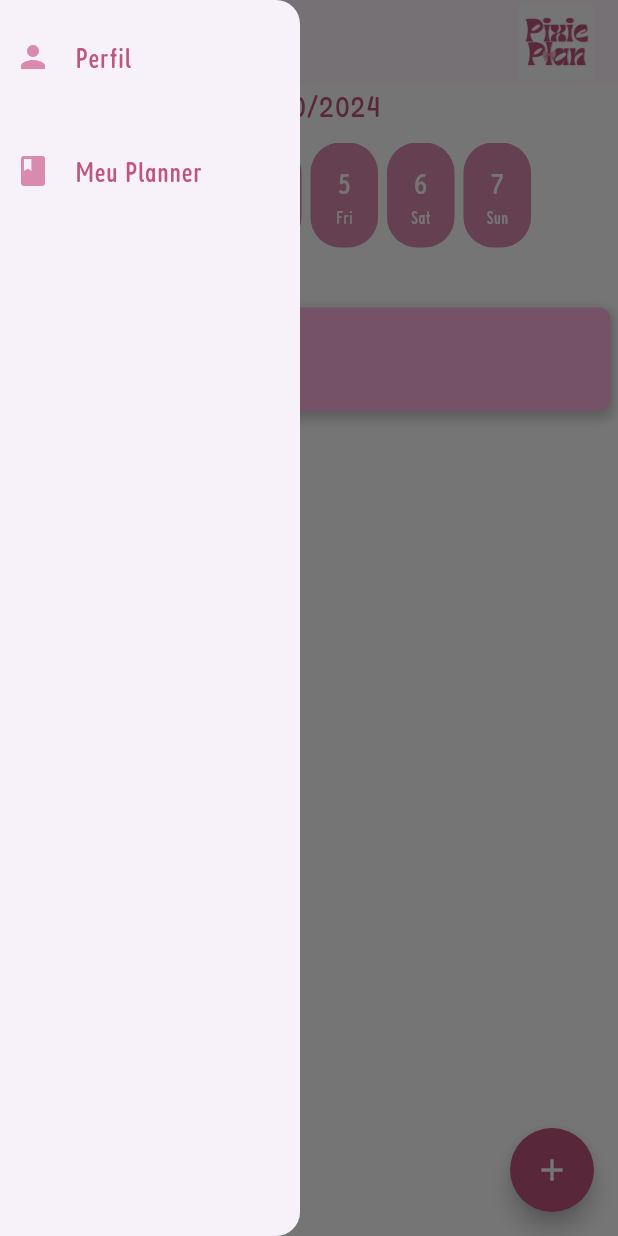
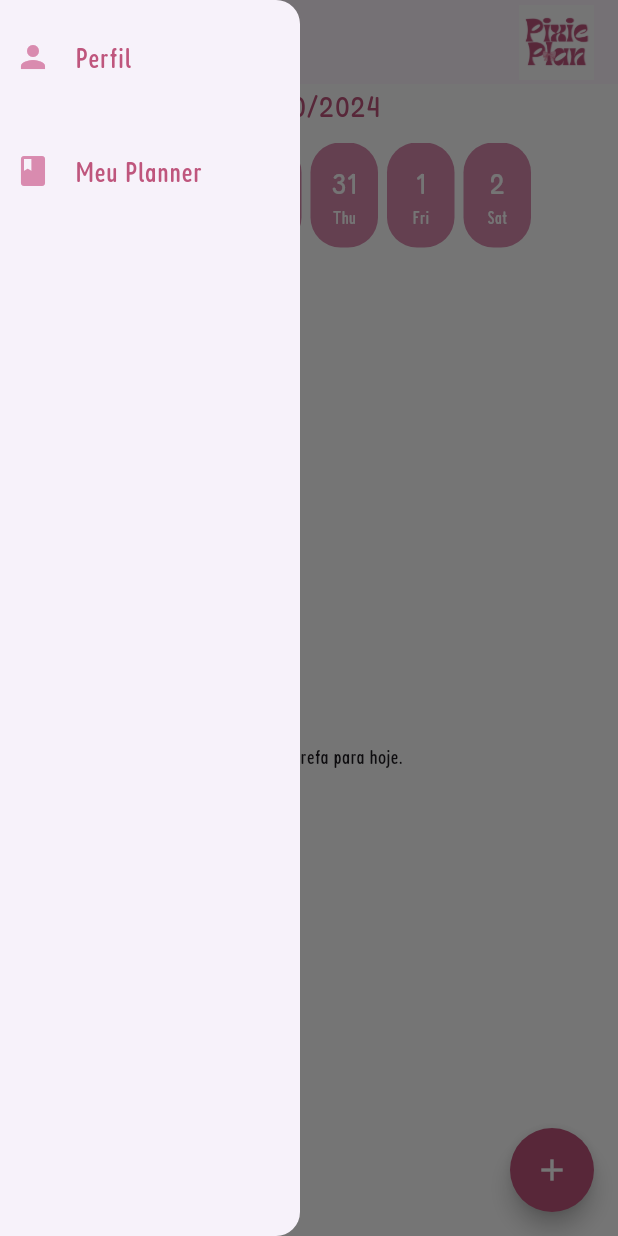
Before and after one commit to Debsmmaia/PixiePlan, a Flutter app: the screen it shows after launch, with the side drawer open, on a phone screen of 412 x 824 dp. Run offline on Flutter 3.47's test engine with Material 3 defaults, Android fonts, the phone set to English and light mode, and no system bars; our stand-ins replace cloud_firestore, firebase_core; accounts and stored records are empty; statements that could not run were skipped.

Commit message:
Conexão com banco e atualização da página de tarefas pelo banco

```diff
--- a/lib/app/presentation/screens/home.dart
+++ b/lib/app/presentation/screens/home.dart
@@ -1,5 +1,4 @@
 import 'package:flutter/material.dart';
-
 import 'login.dart';
 import 'planner.dart';
 import 'new_page.dart';
--- a/lib/app/presentation/screens/planner.dart
+++ b/lib/app/presentation/screens/planner.dart
@@ -1,6 +1,7 @@
 import 'package:flutter/material.dart';
 import 'package:intl/intl.dart';
 import 'package:provider/provider.dart';
+import 'package:cloud_firestore/cloud_firestore.dart';
 import '../state/my_app_state.dart';
 import 'edit_new_page.dart';
 
@@ -12,19 +13,8 @@ class PlannerPage extends StatelessWidget {
     final appState = context.watch<MyAppState>();
     DateTime now = DateTime.now(); // Data atual
 
-    // Lista de dias do ano
-    List<DateTime> days = [];
-    DateTime startDate = DateTime(2024, 1, 1);
-    DateTime endDate = DateTime(2100, 12, 31);
-
-    for (DateTime date = startDate;
-        date.isBefore(endDate.add(const Duration(days: 1)));
-        date = date.add(const Duration(days: 1))) {
-      days.add(date);
-    }
-
-    int itemsPerPage = 7;
-    int totalPages = (days.length / itemsPerPage).ceil();
+    // Calcula o primeiro dia da semana atual (domingo)
+    DateTime firstDayOfCurrentWeek = now.subtract(Duration(days: now.weekday));
 
     return Column(
       children: [
@@ -38,19 +28,18 @@ class PlannerPage extends StatelessWidget {
         Container(
           height: 70,
           child: PageView.builder(
-            itemCount: totalPages,
             itemBuilder: (context, pageIndex) {
+              DateTime firstDayOfWeek =
+                  firstDayOfCurrentWeek.add(Duration(days: pageIndex * 7));
+              List<DateTime> days = List.generate(
+                  7, (index) => firstDayOfWeek.add(Duration(days: index)));
+
               return ListView.builder(
                 scrollDirection: Axis.horizontal,
-                itemCount: itemsPerPage,
+                itemCount: days.length,
                 itemBuilder: (context, index) {
-                  int dayIndex = pageIndex * itemsPerPage + index;
-                  if (dayIndex >= days.length) return const SizedBox.shrink();
-
-                  DateTime day = days[dayIndex];
-                  final plannerState = context.watch<MyAppState>();
-                  bool isSelected =
-                      day.isAtSameMomentAs(plannerState.selectedDay);
+                  DateTime day = days[index];
+                  bool isSelected = day.isAtSameMomentAs(appState.selectedDay);
                   bool isToday = day.isAtSameMomentAs(now);
 
                   Color buttonColor = isSelected
@@ -92,8 +81,52 @@ class PlannerPage extends StatelessWidget {
             },
           ),
         ),
-        Padding(padding: const EdgeInsets.all(20)),
-        GestureDetector(
+        const SizedBox(height: 20), // Espaçamento entre os containers
+        Expanded(
+          child: StreamBuilder<QuerySnapshot>(
+            stream: FirebaseFirestore.instance
+                .collection('Tarefas') // Coleção de tarefas no Firestore
+                .where('data',
+                    isGreaterThanOrEqualTo: Timestamp.fromDate(DateTime(
+                        appState.selectedDay.year,
+                        appState.selectedDay.month,
+                        appState.selectedDay.day,
+                        0,
+                        0)))
+                .where('data',
+                    isLessThan: Timestamp.fromDate(DateTime(
+                        appState.selectedDay.year,
+                        appState.selectedDay.month,
+                        appState.selectedDay.day + 1,
+                        0,
+                        0))) // Aqui
+                .snapshots(),
+            builder: (context, AsyncSnapshot<QuerySnapshot> snapshot) {
+              if (!snapshot.hasData)
+                return const Center(child: CircularProgressIndicator());
+
+              // Verifica se existem tarefas para o dia selecionado
+              if (snapshot.data!.docs.isEmpty) {
+                return const Center(child: Text('Nenhuma tarefa para hoje.'));
+              }
+
+              return ListView(
+                padding: const EdgeInsets.symmetric(horizontal: 16.0),
+                children: snapshot.data!.docs
+                    .map((data) => _buildTaskItem(context, data))
+                    .toList(),
+              );
+            },
+          ),
+        ),
+      ],
+    );
+  }
+
+  Widget _buildTaskItem(BuildContext context, DocumentSnapshot data) {
+    final task = Task.fromSnapshot(data);
+
+    return GestureDetector(
       onTap: () {
         Navigator.of(context).push(
           PageRouteBuilder(
@@ -101,13 +134,12 @@ class PlannerPage extends StatelessWidget {
                 const EditNewPage(),
             transitionsBuilder:
                 (context, animation, secondaryAnimation, child) {
-                  const begin =
-                      Offset(0.0, 1.0); // Inicia fora da tela, embaixo
-                  const end = Offset.zero; // Fim no centro da tela
+              const begin = Offset(0.0, 1.0);
+              const end = Offset.zero;
               const curve = Curves.ease;
 
-                  var tween = Tween(begin: begin, end: end)
-                      .chain(CurveTween(curve: curve));
+              var tween =
+                  Tween(begin: begin, end: end).chain(CurveTween(curve: curve));
               var offsetAnimation = animation.drive(tween);
 
               return SlideTransition(
@@ -119,32 +151,45 @@ class PlannerPage extends StatelessWidget {
         );
       },
       child: Container(
-            margin: EdgeInsets.symmetric(horizontal: 5),
-            width: double.infinity,
-            padding: EdgeInsets.all(20),
+        margin: const EdgeInsets.symmetric(vertical: 8),
+        padding: const EdgeInsets.all(20),
         decoration: BoxDecoration(
-              color: Color(0xfffeb3df),
+          color: const Color(0xfffeb3df),
           borderRadius: BorderRadius.circular(8),
           boxShadow: [
             BoxShadow(
               color: Colors.black.withOpacity(0.2),
               spreadRadius: 2,
               blurRadius: 5,
-                  offset: Offset(0, 3),
+              offset: const Offset(0, 3),
             ),
           ],
         ),
         child: Text(
-              'Nome da tarefa',
-              style: TextStyle(
+          task.nome, // Campo alterado para 'nome'
+          style: const TextStyle(
             fontSize: 20,
             color: Color(0xff302d2d),
           ),
           textAlign: TextAlign.left,
         ),
       ),
-        )
-      ],
     );
   }
 }
+
+class Task {
+  final String nome; // Campo alterado para 'nome'
+  final DocumentReference reference;
+
+  Task.fromMap(Map<String, dynamic> map, {required this.reference})
+      : assert(map['nome'] != null), // Alterado para 'nome'
+        nome = map['nome']; // Alterado para 'nome'
+
+  Task.fromSnapshot(DocumentSnapshot snapshot)
+      : this.fromMap(snapshot.data()! as Map<String, dynamic>,
+            reference: snapshot.reference);
+
+  @override
+  String toString() => "Task<$nome>";
+}
--- a/pubspec.yaml
+++ b/pubspec.yaml
@@ -12,7 +12,8 @@ dependencies:
   intl: ^0.18.0
   provider: ^6.0.0
   english_words: ^4.0.0
-  firebase_analytics: ^11.3.0
+  firebase_core: ^3.4.0
+  cloud_firestore: ^5.4.0
 
 dev_dependencies:
   flutter_test:
```
Also changed, not shown: lib/app/routes.dart (deleted, +0 -30 lines), lib/main.dart (+11 -2 lines), lib/firebase_options.dart (added). Lines whose indentation alone changed are shown as unchanged.
